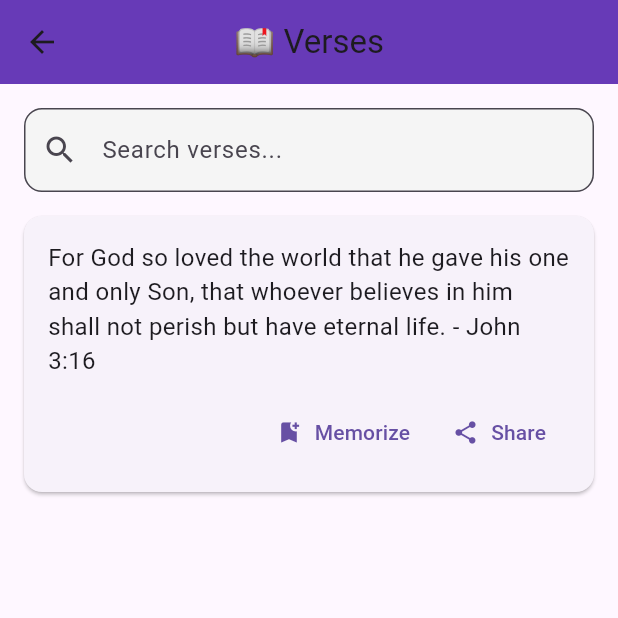
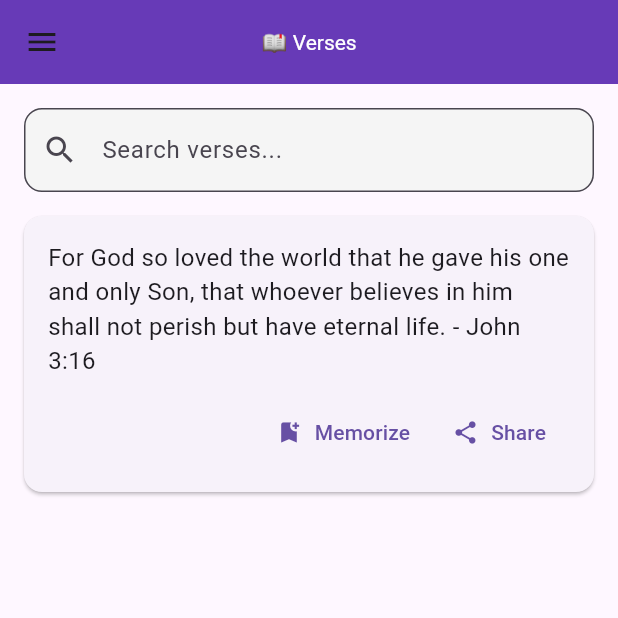
Before and after one commit to cysectools/bible-app, a Flutter app: the VersesScreen screen opened directly, on a phone screen of 412 x 824 dp, the top half of it. Run offline on Flutter 3.47's test engine with Material 3 defaults, Android fonts, the phone set to English and light mode, and no system bars; our stand-ins replace flutter_local_notifications, image_gallery_saver, image_picker, permission_handler, screenshot, share_plus and 2 more; accounts and stored records are empty; network calls fail.

Commit message:
Manually Placed Hamburgers

```diff
--- a/lib/screens/home_screen.dart
+++ b/lib/screens/home_screen.dart
@@ -208,7 +208,7 @@ class _HomeScreenState extends State<HomeScreen> {
                 showAboutDialog(
                   context: context,
                   applicationName: 'Bible App',
-                  applicationVersion: '1.0.0',
+                  applicationVersion: '1.0.1',
                   applicationIcon: const Icon(Icons.book, size: 48),
                 );
               },
--- a/lib/screens/verses_screen.dart
+++ b/lib/screens/verses_screen.dart
@@ -55,8 +55,95 @@ class _VersesScreenState extends State<VersesScreen> {
     return Scaffold(
       appBar: AppBar(
         title: const Text("📖 Verses"),
+        titleTextStyle: const TextStyle(color: Colors.white),
         backgroundColor: Colors.deepPurple,
         centerTitle: true,
+        elevation: 0,
+        leading: Builder(
+          builder: (context) => IconButton(
+            icon: const Icon(Icons.menu),
+            onPressed: () => Scaffold.of(context).openDrawer(),
+          ),
+        ),
+      ),
+      drawer: Drawer(
+        child: ListView(
+          padding: EdgeInsets.zero,
+          children: [
+            const DrawerHeader(
+              decoration: BoxDecoration(
+                color: Colors.deepPurple,
+              ),
+              child: Column(
+                crossAxisAlignment: CrossAxisAlignment.start,
+                children: [
+                  Icon(Icons.book, color: Colors.white, size: 48),
+                  SizedBox(height: 8),
+                  Text(
+                    'Bible App',
+                    style: TextStyle(
+                      color: Colors.white,
+                      fontSize: 24,
+                      fontWeight: FontWeight.bold,
+                    ),
+                  ),
+                  Text(
+                    'Daily inspiration',
+                    style: TextStyle(color: Colors.white70),
+                  ),
+                ],
+              ),
+            ),
+            ListTile(
+              leading: const Icon(Icons.home),
+              title: const Text('Home'),
+              onTap: () {
+                Navigator.pop(context);
+                widget.onSelectTab?.call(1);
+              },
+            ),
+            ListTile(
+              leading: const Icon(Icons.menu_book),
+              title: const Text('Verses'),
+              onTap: () {
+                Navigator.pop(context);
+                widget.onSelectTab?.call(0);
+              },
+            ),
+            ListTile(
+              leading: const Icon(Icons.school),
+              title: const Text('Memorization'),
+              onTap: () {
+                Navigator.pop(context);
+                widget.onSelectTab?.call(2);
+              },
+            ),
+            const Divider(),
+            ListTile(
+              leading: const Icon(Icons.settings),
+              title: const Text('Settings'),
+              onTap: () {
+                Navigator.pop(context);
+                ScaffoldMessenger.of(context).showSnackBar(
+                  const SnackBar(content: Text("Settings coming soon!")),
+                );
+              },
+            ),
+            ListTile(
+              leading: const Icon(Icons.info),
+              title: const Text('About'),
+              onTap: () {
+                Navigator.pop(context);
+                showAboutDialog(
+                  context: context,
+                  applicationName: 'Bible App',
+                  applicationVersion: '1.0.1',
+                  applicationIcon: const Icon(Icons.book, size: 48),
+                );
+              },
+            ),
+          ],
+        ),
       ),
       body: Column(
         children: [
```
Also changed, not shown: lib/screens/memorization_screen.dart (+91 -1 lines).
